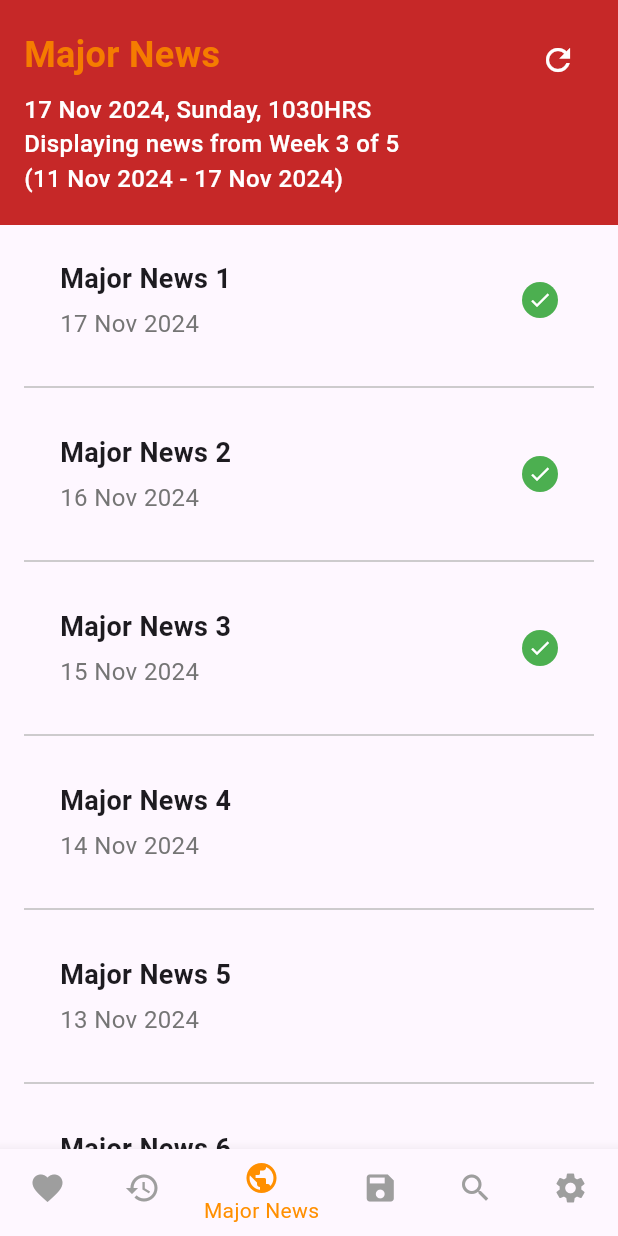
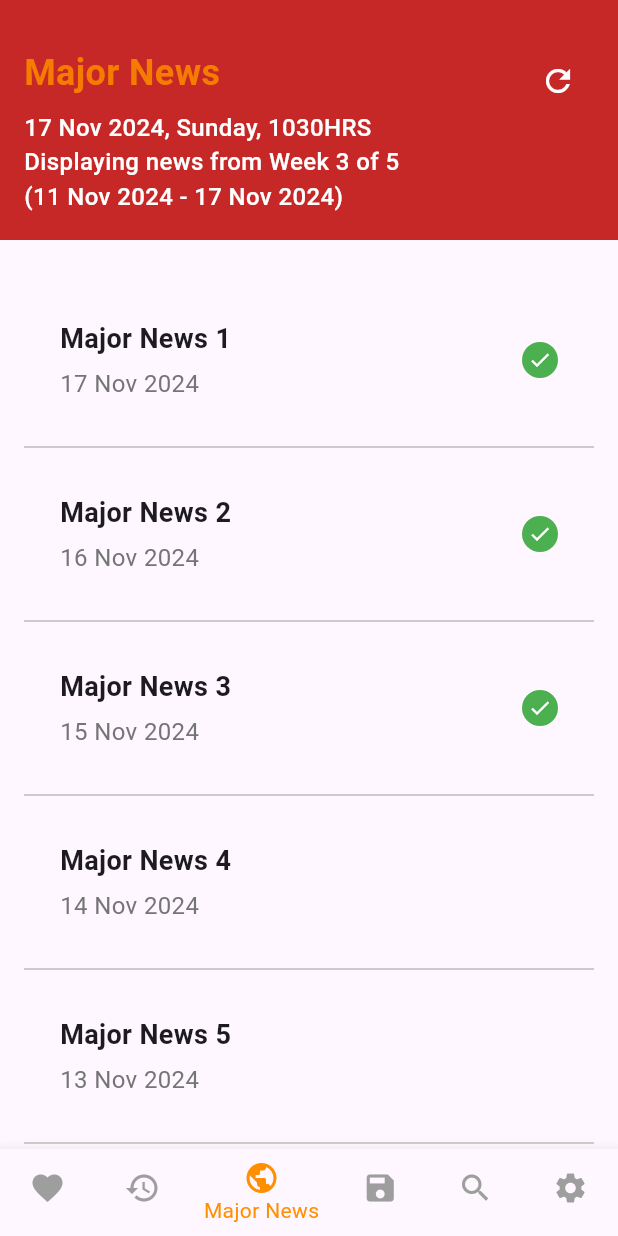
Before and after one commit to testtesttesttest45/Hungry-News, a Flutter app: the screen it shows after launch, on a phone screen of 412 x 824 dp. Run offline on Flutter 3.47's test engine with Material 3 defaults, Android fonts, the phone set to English and light mode, and no system bars.

Commit message:
minor touchup for Major News page

```diff
--- a/hungry_news/lib/pages/major_news_page.dart
+++ b/hungry_news/lib/pages/major_news_page.dart
@@ -1,7 +1,8 @@
 import 'package:flutter/material.dart';
 import 'package:intl/intl.dart';
 
-class MajorNewsPage extends StatefulWidget { // was stateless. need to be stateful to update the date
+class MajorNewsPage extends StatefulWidget {
+  // was stateless. need to be stateful to update the date
   final int? currentDay;
 
   const MajorNewsPage({super.key, this.currentDay});
@@ -52,18 +53,23 @@ class MajorNewsPageState extends State<MajorNewsPage> {
       weekEnd = lastDayOfMonth;
     }
 
-    int weekNumber = ((weekStart.difference(firstDayOfMonth).inDays) / 7).ceil() + 1;
+    int weekNumber =
+        ((weekStart.difference(firstDayOfMonth).inDays) / 7).ceil() + 1;
     int totalWeeks = ((lastDayOfMonth.day + (firstDayWeekday - 1)) / 7).ceil();
 
-    String formattedDate = DateFormat('dd MMM yyyy, EEEE, HHmm\'HRS\'').format(now);
-    String weekRange = '${DateFormat('dd MMM yyyy').format(weekStart)} - ${DateFormat('dd MMM yyyy').format(weekEnd)}';
+    String formattedDate =
+        DateFormat('dd MMM yyyy, EEEE, HHmm\'HRS\'').format(now);
+    String weekRange =
+        '${DateFormat('dd MMM yyyy').format(weekStart)} - ${DateFormat('dd MMM yyyy').format(weekEnd)}';
 
     return '$formattedDate\nDisplaying news from Week $weekNumber of $totalWeeks\n($weekRange)';
   }
 
   List<Widget> generateNewsItems() {
     DateTime today = currentDate;
-    List<Widget> newsItems = [];
+    List<Widget> newsItems = [
+        const SizedBox(height: 30),
+    ];
     for (int i = 0; i < 10; i++) {
       DateTime newsDate = today.subtract(Duration(days: i));
       String formattedDate = DateFormat('dd MMM yyyy').format(newsDate);
@@ -74,7 +80,9 @@ class MajorNewsPageState extends State<MajorNewsPage> {
           children: [
             Container(
               height: 100,
-              padding: const EdgeInsets.symmetric(vertical: 10.0, horizontal: 40.0), // Increased horizontal padding
+              padding: const EdgeInsets.symmetric(
+                  vertical: 10.0,
+                  horizontal: 40.0),
               child: Row(
                 mainAxisAlignment: MainAxisAlignment.spaceBetween,
                 children: [
@@ -84,7 +92,8 @@ class MajorNewsPageState extends State<MajorNewsPage> {
                     children: [
                       Text(
                         'Major News ${i + 1}',
-                        style: const TextStyle(fontSize: 18, fontWeight: FontWeight.bold),
+                        style: const TextStyle(
+                            fontSize: 18, fontWeight: FontWeight.bold),
                       ),
                       const SizedBox(height: 5),
                       Text(
@@ -107,10 +116,11 @@ class MajorNewsPageState extends State<MajorNewsPage> {
               ),
             ),
             Padding(
-              padding: const EdgeInsets.symmetric(horizontal: 16.0), // Add gap on the left and right
+              padding: const EdgeInsets.symmetric(
+                  horizontal: 16.0),
               child: Divider(
                 color: Colors.grey[400],
-                thickness: 1, // Optionally reduce the thickness
+                thickness: 1,
               ),
             ),
           ],
@@ -130,9 +140,13 @@ class MajorNewsPageState extends State<MajorNewsPage> {
               pinned: true,
               delegate: _StickyHeaderDelegate(
                 child: Container(
-                  height: 150, // Adjusted height for the red section
+                  height: 160,
                   color: Colors.red[800],
-                  padding: const EdgeInsets.all(16.0),
+                  padding: const EdgeInsets.only(
+                      top: 30.0,
+                      left: 16.0,
+                      right: 16.0,
+                      bottom: 16.0),
                   child: Stack(
                     children: [
                       Column(
@@ -142,7 +156,7 @@ class MajorNewsPageState extends State<MajorNewsPage> {
                           Text(
                             'Major News',
                             style: TextStyle(
-                              fontSize: 24, // Increased font size
+                              fontSize: 24,
                               fontWeight: FontWeight.bold,
                               color: Colors.orange[700],
                             ),
@@ -159,12 +173,13 @@ class MajorNewsPageState extends State<MajorNewsPage> {
                         ],
                       ),
                       Positioned(
-                        right: 0, // Align to the top-right corner
+                        right: 0,
                         child: IconButton(
                           icon: const Icon(Icons.refresh, color: Colors.white),
                           onPressed: () {
                             setState(() {
-                              currentDate = DateTime.now(); // Update the date and time
+                              currentDate =
+                                  DateTime.now();
                             });
                           },
                         ),
@@ -190,14 +205,15 @@ class _StickyHeaderDelegate extends SliverPersistentHeaderDelegate {
   _StickyHeaderDelegate({required this.child});
 
   @override
-  Widget build(BuildContext context, double shrinkOffset, bool overlapsContent) {
+  Widget build(
+      BuildContext context, double shrinkOffset, bool overlapsContent) {
     return child;
   }
 
   @override
-  double get maxExtent => 150.0; // Adjusted to match the header height
+  double get maxExtent => 160.0;
   @override
-  double get minExtent => 150.0;
+  double get minExtent => 160.0;
   @override
   bool shouldRebuild(covariant SliverPersistentHeaderDelegate oldDelegate) {
     return true;
```
